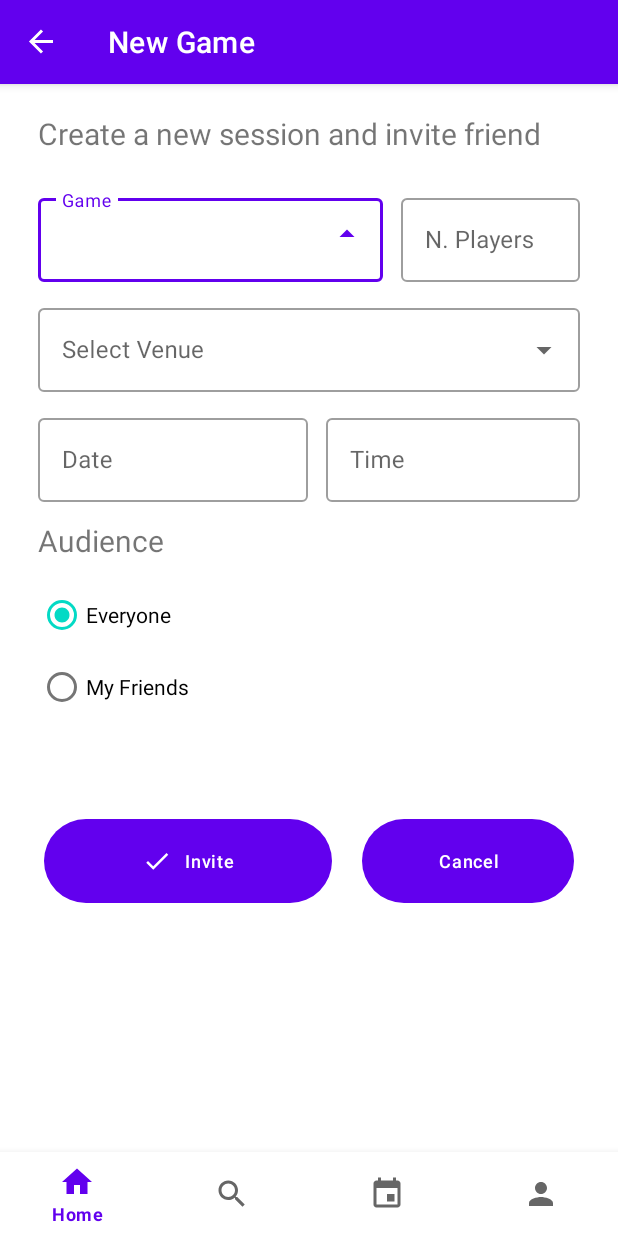
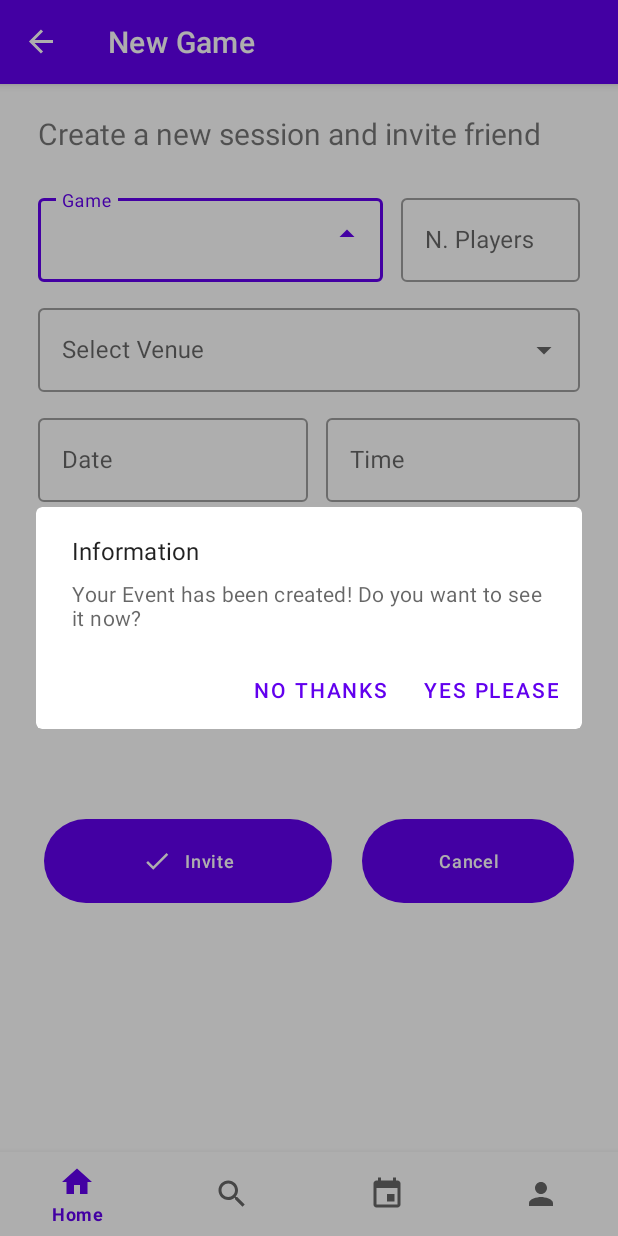
Before and after one commit to antonio-pedro99/SportsUp, an Android app: the GameCreateFragment screen opened through its navigation route, after a tap on "Invite", on a phone screen of 412 x 824 dp. Run offline under Robolectric (Android 15) with nearby library versions, the phone set to English and light mode, and no system bars; our stand-ins replace Firebase (no records; nobody signed in at launch, a user with empty details on screens opened directly), navigation-ui; 1 other tap on this screen came first.

Commit message:
Feat: improve add event

```diff
--- a/app/src/main/java/com/sigma/sportsup/ui/game_creation/GameCreateFragment.kt
+++ b/app/src/main/java/com/sigma/sportsup/ui/game_creation/GameCreateFragment.kt
@@ -13,6 +13,7 @@ import androidx.lifecycle.ViewModelProvider
 import androidx.navigation.fragment.NavHostFragment
 import androidx.navigation.fragment.findNavController
 import com.google.android.material.datepicker.MaterialDatePicker
+import com.google.android.material.dialog.MaterialAlertDialogBuilder
 import com.google.android.material.timepicker.MaterialTimePicker
 import com.google.android.material.timepicker.TimeFormat
 import com.google.firebase.firestore.ktx.firestore
@@ -90,15 +91,11 @@ class GameCreateFragment:Fragment() {
                 .document(edtGame.text.toString().lowercase())
                 .collection("items")
                 .add(event)
-                .addOnSuccessListener { docRef ->
-                    Toast.makeText(mContext, "New Event ${docRef.id} Created", Toast.LENGTH_LONG)
-                        .show()
-
-                    //findNavController().navigateUp()
+                .addOnSuccessListener { _ ->
+                    showEventCreatedDialog()
                 }
                 .addOnFailureListener { exception -> Toast.makeText(mContext, "Failed with ${exception.message}", Toast.LENGTH_LONG)
                     .show()
-
                 }
         }
 
@@ -107,6 +104,24 @@ class GameCreateFragment:Fragment() {
         }
     }
 
+
+
+    private fun showEventCreatedDialog(){
+        MaterialAlertDialogBuilder(mContext)
+            .setTitle("Information")
+            .setMessage("Your Event has been created! Do you want to see it now?")
+            .setNegativeButton("No thanks"){_, _ -> findNavController().navigateUp()}
+            .setPositiveButton("Yes Please"){_, _-> }
+            .show()
+    }
+    private fun clearForm(){
+        binding.edtiDate.clearComposingText()
+        binding.editTime.clearComposingText()
+        binding.editVenue.clearListSelection()
+        binding.edtGame.clearListSelection()
+        binding.edtNumberPlayers.clearComposingText()
+        binding.audienceGroup.clearCheck()
+    }
     private fun selectDate():String{
         val edtDate = binding.edtiDate
         edtDate.setOnClickListener {
```
